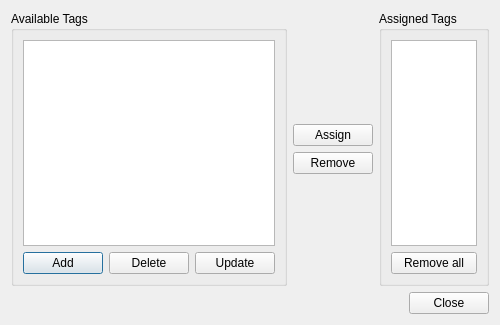
psakar/datovka, file src/gui/ui/dlg_tags.ui: the form before one commit.
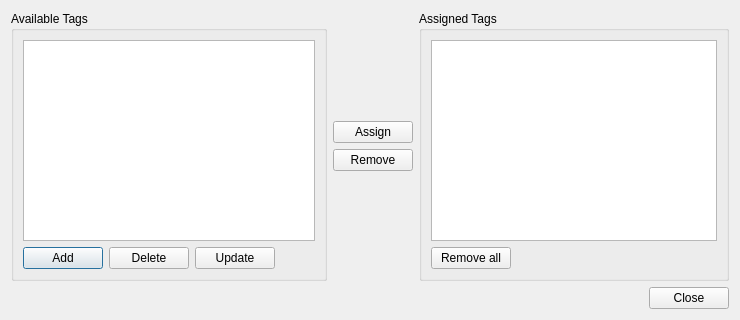
The form after the commit. Icons and pictures are not drawn.

```diff
--- a/src/gui/ui/dlg_tags.ui
+++ b/src/gui/ui/dlg_tags.ui
@@ -6,8 +6,8 @@
    <rect>
     <x>0</x>
     <y>0</y>
-    <width>500</width>
-    <height>325</height>
+    <width>740</width>
+    <height>320</height>
    </rect>
   </property>
   <property name="windowTitle">
@@ -67,6 +67,19 @@
             </property>
            </widget>
           </item>
+          <item>
+           <spacer name="horizontalSpacer_2">
+            <property name="orientation">
+             <enum>Qt::Horizontal</enum>
+            </property>
+            <property name="sizeHint" stdset="0">
+             <size>
+              <width>40</width>
+              <height>20</height>
+             </size>
+            </property>
+           </spacer>
+          </item>
          </layout>
         </item>
        </layout>
@@ -136,6 +149,8 @@
            <widget class="QListView" name="assignedTagsView"/>
           </item>
           <item>
+           <layout class="QHBoxLayout" name="horizontalLayout_3">
+            <item>
            <widget class="QPushButton" name="removeAllButton">
             <property name="text">
              <string>Remove all</string>
@@ -145,6 +160,21 @@
               <normaloff>:/icons/3party/left_16.png</normaloff>:/icons/3party/left_16.png</iconset>
             </property>
            </widget>
+            </item>
+            <item>
+             <spacer name="horizontalSpacer">
+              <property name="orientation">
+               <enum>Qt::Horizontal</enum>
+              </property>
+              <property name="sizeHint" stdset="0">
+               <size>
+                <width>40</width>
+                <height>20</height>
+               </size>
+              </property>
+             </spacer>
+            </item>
+           </layout>
           </item>
          </layout>
         </widget>
```
Left out of the diff: 6 changed lines with no effect on the pictures. Lines whose indentation alone changed are shown as unchanged.
